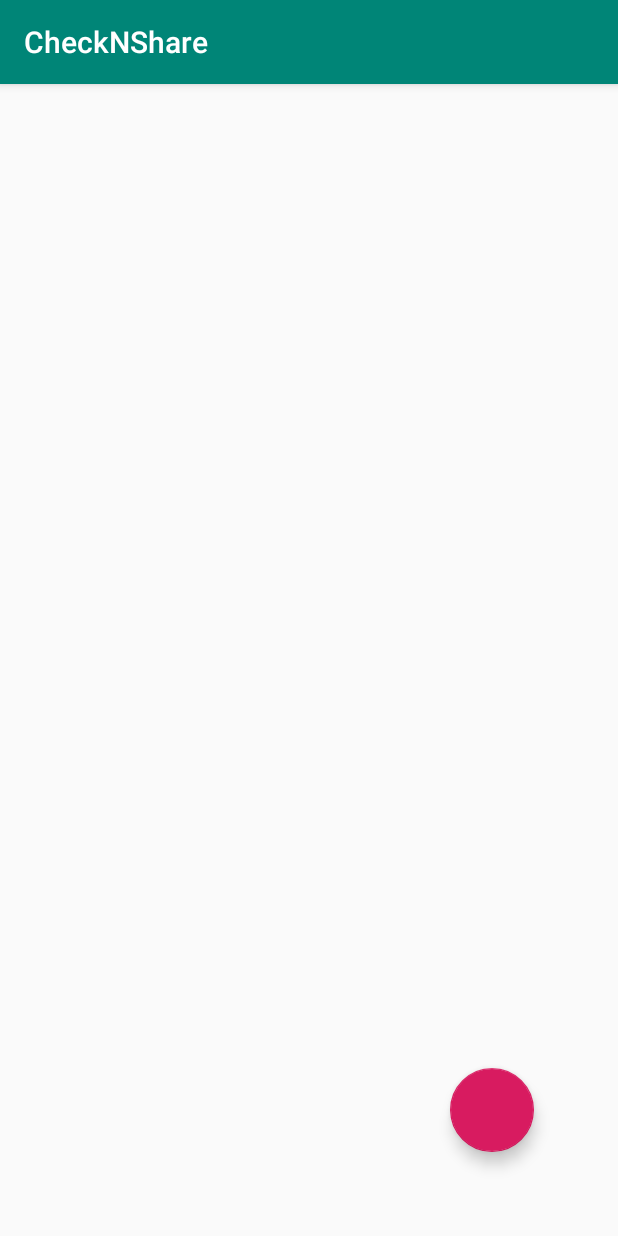
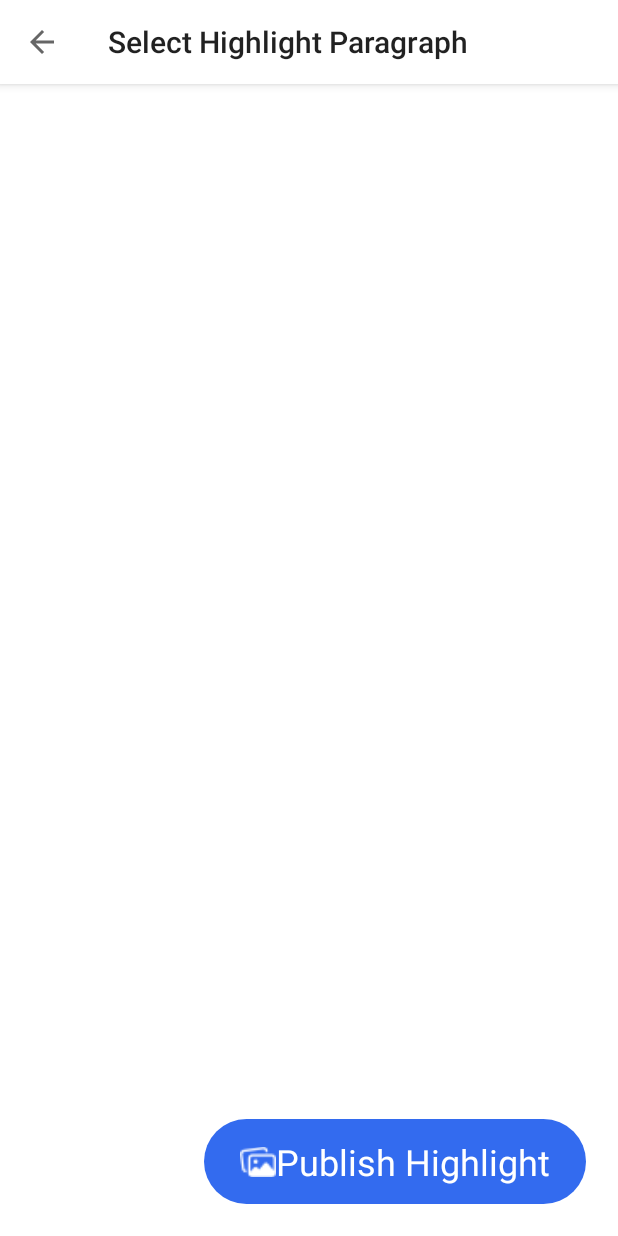
Before and after one commit to mozilla-tw/checkNshare, an Android app: the ShareEditorActivity screen opened directly, with no data from a screen before it, on a phone screen of 412 x 824 dp. Run offline under Robolectric (Android 15) with nearby library versions, the phone set to English and light mode, and no system bars; our stand-ins replace Room's generated code; libraries missing offline, so code that uses them is left out: com.apollographql.apollo; 2 statements that could not run were skipped.

Commit message:
Update editor page UI

```diff
--- a/app/src/main/AndroidManifest.xml
+++ b/app/src/main/AndroidManifest.xml
@@ -35,10 +35,11 @@
 
         <activity
             android:name="org.mozilla.check.n.share.activity.ShareProxyActivity"
+            android:clearTaskOnLaunch="true"
             android:enabled="true"
             android:exported="true"
             android:label="@string/app_name"
-            android:launchMode="singleTask"
+            android:launchMode="singleTop"
             android:theme="@style/AppTheme.NoActionBar">
             <intent-filter>
                 <action android:name="android.intent.action.SEND" />
@@ -55,7 +56,9 @@
         <activity
             android:name="org.mozilla.check.n.share.activity.ShareEditorActivity"
             android:enabled="true"
-            android:exported="true" />
+            android:exported="true"
+            android:label="@string/appbar_title_editor"
+            android:theme="@style/AppTheme" />
         <activity
             android:name=".activity.SharePublishActivity"
             android:enabled="true"
@@ -65,8 +68,8 @@
         <provider
             android:name="androidx.core.content.FileProvider"
             android:authorities="${applicationId}.fileprovider"
-            android:grantUriPermissions="true"
-            android:exported="false">
+            android:exported="false"
+            android:grantUriPermissions="true">
             <meta-data
                 android:name="android.support.FILE_PROVIDER_PATHS"
                 android:resource="@xml/filepaths" />
--- a/app/src/main/java/org/mozilla/check/n/share/activity/ShareEditorActivity.kt
+++ b/app/src/main/java/org/mozilla/check/n/share/activity/ShareEditorActivity.kt
@@ -7,10 +7,14 @@ import android.util.Log
 import android.view.ActionMode
 import android.view.Menu
 import android.view.MenuItem
+import android.view.View
+import androidx.appcompat.app.ActionBar
 import androidx.appcompat.app.AppCompatActivity
+import androidx.appcompat.widget.Toolbar
 import androidx.lifecycle.Observer
 import kotlinx.android.synthetic.main.activity_edit.*
 import org.mozilla.check.n.share.MainApplication
+import org.mozilla.check.n.share.R
 import org.mozilla.check.n.share.persistence.ShareEntity
 import org.mozilla.check.n.share.widget.HighlightTextView.OnSelectionChangeListener
 
@@ -22,7 +26,8 @@ class ShareEditorActivity : AppCompatActivity() {
     override fun onCreate(savedInstanceState: Bundle?) {
         super.onCreate(savedInstanceState)
 
-        setContentView(org.mozilla.check.n.share.R.layout.activity_edit)
+        setupView()
+
         val id = intent.getLongExtra(ShareEntity.KEY_ID, -1)
         if (id <= 0) {
             finish()
@@ -32,9 +37,8 @@ class ShareEditorActivity : AppCompatActivity() {
             override fun onSelectionChanged(selStart: Int, selEnd: Int) {
                 val length = edit_content_textview.text.length
                 if (selStart < 0 || selEnd < 0 || selStart > length || selEnd > length) {
-                    Log.d("mmmmmmmm", "s:${selStart}\te:${selEnd}")
                     selectedText = null
-                } else if(selStart > selEnd){
+                } else if (selStart > selEnd) {
                     selectedText = edit_content_textview.text.substring(selEnd, selStart)
                 } else {
                     selectedText = edit_content_textview.text.substring(selStart, selEnd)
@@ -83,4 +87,15 @@ class ShareEditorActivity : AppCompatActivity() {
 
 
     }
+
+    private fun setupView() {
+        setContentView(org.mozilla.check.n.share.R.layout.activity_edit)
+
+
+        supportActionBar?.apply{
+            setDisplayHomeAsUpEnabled(true)
+            title = getString(R.string.appbar_title_editor)
+        }
+    }
+
 }
--- a/app/src/main/java/org/mozilla/check/n/share/activity/ShareProxyActivity.kt
+++ b/app/src/main/java/org/mozilla/check/n/share/activity/ShareProxyActivity.kt
@@ -48,6 +48,11 @@ class ShareProxyActivity : AppCompatActivity() {
                 finish()
             }
         }
+    }
+
+    override fun onStop() {
+        super.onStop()
+        finish()
     }
 
     private fun setupView() {
--- /dev/null
+++ b/app/src/main/res/drawable/btn_bg_round.xml
@@ -0,0 +1,10 @@
+<?xml version="1.0" encoding="utf-8"?>
+<shape xmlns:android="http://schemas.android.com/apk/res/android"
+    android:shape="rectangle">
+    <solid android:color="#336BEF" />
+    <corners
+        android:bottomLeftRadius="32dp"
+        android:bottomRightRadius="32dp"
+        android:topLeftRadius="32dp"
+        android:topRightRadius="32dp" />
+</shape>
--- a/app/src/main/res/layout/activity_edit.xml
+++ b/app/src/main/res/layout/activity_edit.xml
@@ -3,29 +3,56 @@
     xmlns:app="http://schemas.android.com/apk/res-auto"
     xmlns:tools="http://schemas.android.com/tools"
     android:id="@+id/root_content"
-    android:layout_margin="32dp"
     android:layout_width="match_parent"
-    android:layout_height="match_parent">
+    android:layout_height="match_parent"
+    android:layout_margin="21dp">
 
     <org.mozilla.check.n.share.widget.HighlightTextView
         android:id="@+id/edit_content_textview"
         android:layout_width="wrap_content"
         android:layout_height="wrap_content"
         android:textIsSelectable="true"
-        android:textSize="36sp"
+        android:textSize="26sp"
         app:layout_constraintBottom_toBottomOf="parent"
         app:layout_constraintEnd_toEndOf="parent"
         app:layout_constraintStart_toStartOf="parent"
         app:layout_constraintTop_toTopOf="parent"
         tools:text="炸了！致癌麥片風靡160多個國家？你吃的早餐，竟然危害這麼大？ https://kknews.cc/health/q6qq6jr.html#.XAPgOeHuCPf.lineme" />
 
-    <com.google.android.material.floatingactionbutton.FloatingActionButton
+    <androidx.constraintlayout.widget.ConstraintLayout
         android:id="@+id/btn_share"
         android:layout_width="wrap_content"
         android:layout_height="wrap_content"
-        android:layout_marginEnd="24dp"
-        android:layout_marginBottom="24dp"
+        android:background="@drawable/btn_bg_round"
         app:layout_constraintBottom_toBottomOf="parent"
-        app:layout_constraintEnd_toEndOf="parent" />
+        android:paddingTop="12dp"
+        android:paddingBottom="12dp"
+        android:paddingStart="24dp"
+        android:paddingEnd="24dp"
+        app:layout_constraintEnd_toEndOf="parent">
+
+        <androidx.appcompat.widget.AppCompatImageView
+            android:id="@+id/btn_ic_publish"
+            android:layout_width="24dp"
+            android:layout_height="24dp"
+            android:src="@drawable/ic_btn_combined"
+            app:layout_constraintBottom_toBottomOf="parent"
+            app:layout_constraintEnd_toStartOf="@id/btn_text_publish"
+            app:layout_constraintStart_toStartOf="parent"
+            app:layout_constraintTop_toTopOf="parent" />
+
+        <androidx.appcompat.widget.AppCompatTextView
+            android:id="@+id/btn_text_publish"
+            android:layout_width="wrap_content"
+            android:layout_height="wrap_content"
+            android:text="@string/btn_action_publish"
+            android:textColor="#ffffffff"
+            android:textSize="24sp"
+            app:layout_constraintBottom_toBottomOf="parent"
+            app:layout_constraintEnd_toEndOf="parent"
+            app:layout_constraintStart_toEndOf="@id/btn_ic_publish"
+            app:layout_constraintTop_toTopOf="parent" />
+
+    </androidx.constraintlayout.widget.ConstraintLayout>
 
 </androidx.constraintlayout.widget.ConstraintLayout>
--- a/app/src/main/res/values/colors.xml
+++ b/app/src/main/res/values/colors.xml
@@ -1,7 +1,8 @@
 <?xml version="1.0" encoding="utf-8"?>
 <resources>
-    <color name="colorPrimary">#008577</color>
-    <color name="colorPrimaryDark">#00574B</color>
-    <color name="colorAccent">#D81B60</color>
+    <color name="colorPrimary">#336BEF</color>
+    <color name="colorPrimaryDark">#103BA9</color>
+    <color name="colorAccent">#ACE0F4</color>
     <color name="bg_dim">#52000000</color>
+    <color name="bg_appbar">@android:color/white</color>
 </resources>
--- a/app/src/main/res/values/strings.xml
+++ b/app/src/main/res/values/strings.xml
@@ -6,4 +6,6 @@
     <string name="notification_channel">Clipboard Monitor</string>
     <string name="check_result_title_true">This is TRUE</string>
     <string name="check_result_title_false">This is FAKE</string>
+    <string name="appbar_title_editor">Select Highlight Paragraph</string>
+    <string name="btn_action_publish">Publish Highlight</string>
 </resources>
--- a/app/src/main/res/values/styles.xml
+++ b/app/src/main/res/values/styles.xml
@@ -6,6 +6,7 @@
         <item name="colorPrimary">@color/colorPrimary</item>
         <item name="colorPrimaryDark">@color/colorPrimaryDark</item>
         <item name="colorAccent">@color/colorAccent</item>
+        <item name="actionBarTheme">@style/AppTheme.ActionBar</item>
     </style>
 
     <style name="AppTheme.NoActionBar" parent="AppTheme">
@@ -30,6 +31,11 @@
         <item name="android:windowExitAnimation">@android:anim/fade_out</item>
     </style>
 
+    <style name="AppTheme.ActionBar">
+        <item name="android:background">@color/bg_appbar</item>
+        <item name="android:textColor">#ff212121</item>
+    </style>
+
     <style name="CheckResult">
         <item name="android:textColor">@android:color/white</item>
         <item name="android:textSize">24sp</item>
```
Also changed, not shown: app/src/main/res/drawable-hdpi/ic_btn_combined.png (added), 1 other file.
